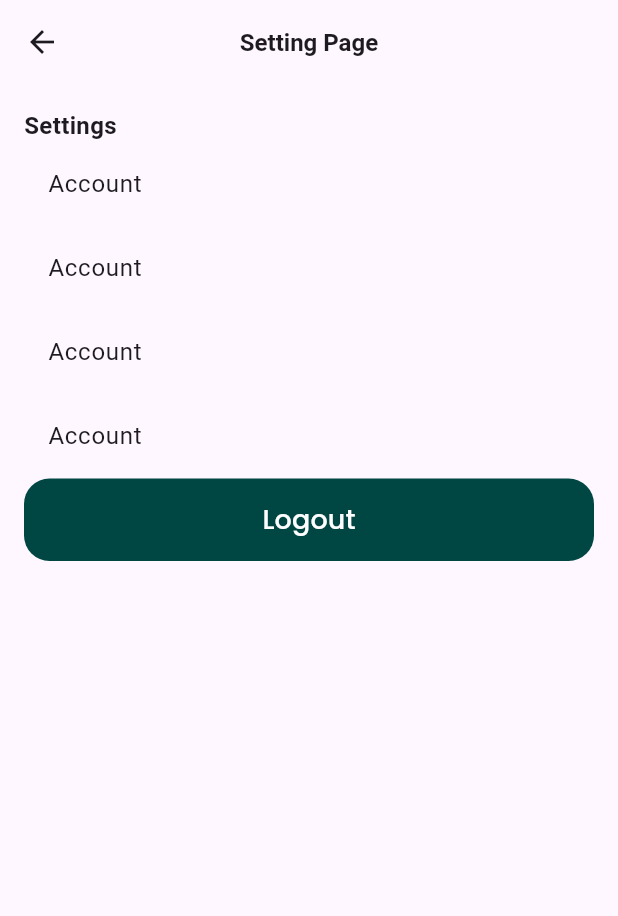
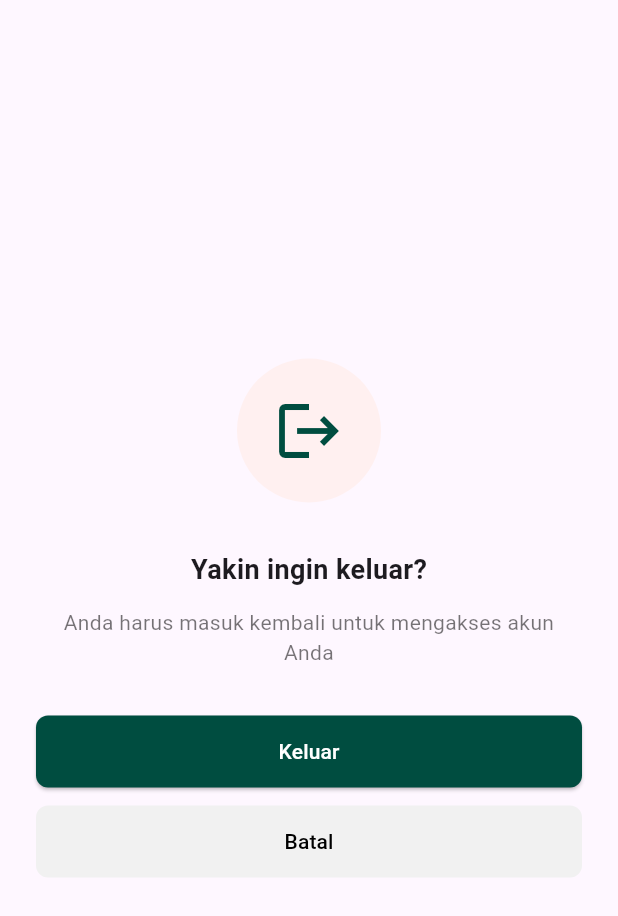
Before and after one commit to shabrinadzakiyah/FLYCATION, a Flutter app: the SettingPage screen opened by its route, on a phone screen of 412 x 824 dp. Shown: the top 916 px of the screen. Run offline on Flutter 3.47's test engine with Material 3 defaults, Android fonts, the light colour scheme and no system bars; our stand-ins replace firebase_auth, firebase_core, google_fonts; accounts and stored records are empty.

Commit message:
nambahin  halaman logout

```diff
--- a/lib/main.dart
+++ b/lib/main.dart
@@ -6,16 +6,13 @@ import 'package:flycation/ui/pages/setting_page.dart';
 import 'package:flycation/ui/pages/sign_in_page.dart';
 import 'package:flycation/ui/pages/sign_up_pages.dart';
 import 'package:flycation/ui/pages/splash_page.dart';
-import 'package:firebase_auth/firebase_auth.dart';
 import 'package:firebase_core/firebase_core.dart';
 import 'package:flycation/ui/pages/transaction_page.dart';
 import 'firebase_options.dart';
 
 void main() async {
   WidgetsFlutterBinding.ensureInitialized();
-  await Firebase.initializeApp(
-    options: DefaultFirebaseOptions.currentPlatform,
-  );
+  await Firebase.initializeApp(options: DefaultFirebaseOptions.currentPlatform);
 
   runApp(const MyApp());
 }
@@ -28,14 +25,14 @@ class MyApp extends StatelessWidget {
     return MaterialApp(
       debugShowCheckedModeBanner: false,
       routes: {
-        '/': (context) => SplashPage(),
-        '/get-started': (context) => GetStartedPage(),
+        '/': (context) => const SplashPage(),
+        '/get-started': (context) => const GetStartedPage(),
         '/sign-up': (context) => SignUpPage(),
-        '/sign-in': (context) => SignInPage(),
-        '/settings': (context) => SettingPage(),
-        '/bonus': (context) => BonusPages(),
-        '/transaction': (context) => TransactionPage(),
-        '/main': (context) => MainPages(),
+        '/sign-in': (context) => const SignInPage(),
+        '/settings': (context) => const SettingPage(),
+        '/bonus': (context) => const BonusPages(),
+        '/transaction': (context) => const TransactionPage(),
+        '/main': (context) => const MainPages(),
       },
       initialRoute: '/',
     );
--- a/lib/ui/pages/setting_page.dart
+++ b/lib/ui/pages/setting_page.dart
@@ -1,7 +1,5 @@
+import 'package:flutter/material.dart';
 import 'package:firebase_auth/firebase_auth.dart';
-import 'package:flutter/material.dart';
-import 'package:flycation/services/user_services.dart';
-import 'package:flycation/ui/pages/widgets/custom_button.dart';
 
 class SettingPage extends StatelessWidget {
   const SettingPage({super.key});
@@ -9,52 +7,54 @@ class SettingPage extends StatelessWidget {
   @override
   Widget build(BuildContext context) {
     return Scaffold(
-      appBar: AppBar(
-        centerTitle: true,
-        title: const Text(
-          "Setting Page",
-          style: const TextStyle(
-            fontSize: 16,
-            fontWeight: FontWeight.bold,
+      body: SafeArea(
+        child: Center(
+          child: Padding(
+            padding: const EdgeInsets.symmetric(horizontal: 24),
+            child: Column(
+              mainAxisAlignment: MainAxisAlignment.center,
+              children: [
+                // Icon dalam lingkaran pink
+                Container(
+                  padding: const EdgeInsets.all(24),
+                  decoration: const BoxDecoration(
+                    color: Color(0xFFFFF0F0),
+                    shape: BoxShape.circle,
+                  ),
+                  child: const Icon(
+                    Icons.logout,
+                    size: 48,
+                    color: Color(0xFF004D40),
                   ),
                 ),
+                const SizedBox(height: 32),
+
+                const Text(
+                  'Yakin ingin keluar?',
+                  style: TextStyle(fontSize: 18, fontWeight: FontWeight.bold),
                 ),
-      body: SingleChildScrollView(
-        child: Padding(
-          padding: const EdgeInsets.symmetric(horizontal: 16, vertical: 16),
-          child: Column(
-            crossAxisAlignment: CrossAxisAlignment.start,
-            children: [
+                const SizedBox(height: 12),
+
                 const Text(
-                "Settings",
-                style: TextStyle(fontSize: 16, fontWeight: FontWeight.bold),
+                  'Anda harus masuk kembali untuk mengakses akun Anda',
+                  textAlign: TextAlign.center,
+                  style: TextStyle(fontSize: 14, color: Colors.black54),
                 ),
-              ListTile(
-                title: Text("Account"),
-                onTap: () {},
-              ),
-              ListTile(
-                title: Text("Account"),
-                onTap: () {},
-              ),
-              ListTile(
-                title: Text("Account"),
-                onTap: () {},
-              ),
-              ListTile(
-                title: Text("Account"),
-                onTap: () {},
-              ),
-              CustomButton(
-                title: 'Logout',
+                const SizedBox(height: 32),
+
+                // Tombol Keluar
+                SizedBox(
+                  width: double.infinity,
+                  child: ElevatedButton(
                     onPressed: () async {
                       try {
                         await FirebaseAuth.instance.signOut();
-
                         if (!context.mounted) return;
-
                         Navigator.pushNamedAndRemoveUntil(
-                        context, '/get-started', (route) => false);
+                          context,
+                          '/get-started',
+                          (route) => false,
+                        );
                       } catch (e) {
                         if (context.mounted) {
                           ScaffoldMessenger.of(context).showSnackBar(
@@ -65,8 +65,41 @@ class SettingPage extends StatelessWidget {
                         }
                       }
                     },
+                    style: ElevatedButton.styleFrom(
+                      backgroundColor: const Color(0xFF004D40),
+                      padding: const EdgeInsets.symmetric(vertical: 14),
+                      shape: RoundedRectangleBorder(
+                        borderRadius: BorderRadius.circular(8),
+                      ),
+                    ),
+                    child: const Text(
+                      "Keluar",
+                      style: TextStyle(color: Colors.white),
+                    ),
+                  ),
+                ),
+                const SizedBox(height: 12),
+
+                // Tombol Batal
+                SizedBox(
+                  width: double.infinity,
+                  child: TextButton(
+                    onPressed: () => Navigator.pop(context),
+                    style: TextButton.styleFrom(
+                      backgroundColor: const Color(0xFFF1F1F1),
+                      padding: const EdgeInsets.symmetric(vertical: 14),
+                      shape: RoundedRectangleBorder(
+                        borderRadius: BorderRadius.circular(8),
+                      ),
+                    ),
+                    child: const Text(
+                      "Batal",
+                      style: TextStyle(color: Colors.black),
+                    ),
+                  ),
                 ),
               ],
+            ),
           ),
         ),
       ),
```
Also changed, not shown: pubspec.yaml (+5 -5 lines), lib/firebase_options.dart, pubspec.lock, 275 other files. Lines whose indentation alone changed are shown as unchanged.
